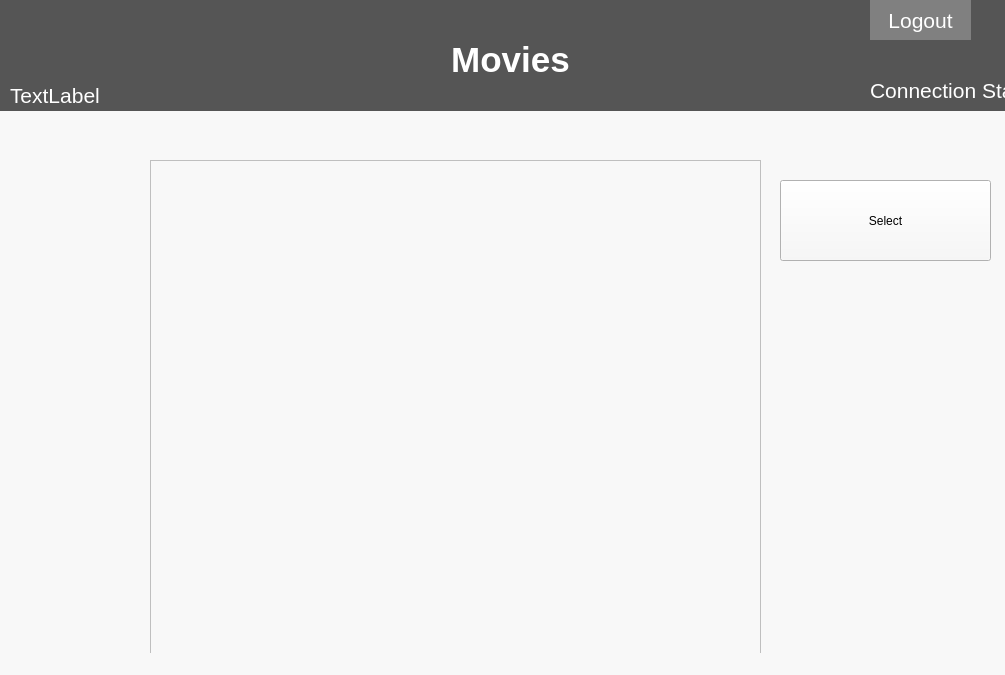
Before: the Qt Designer form QT/mainwindow.ui in LuciaCG/Bluebird, drawn with Qt 5.
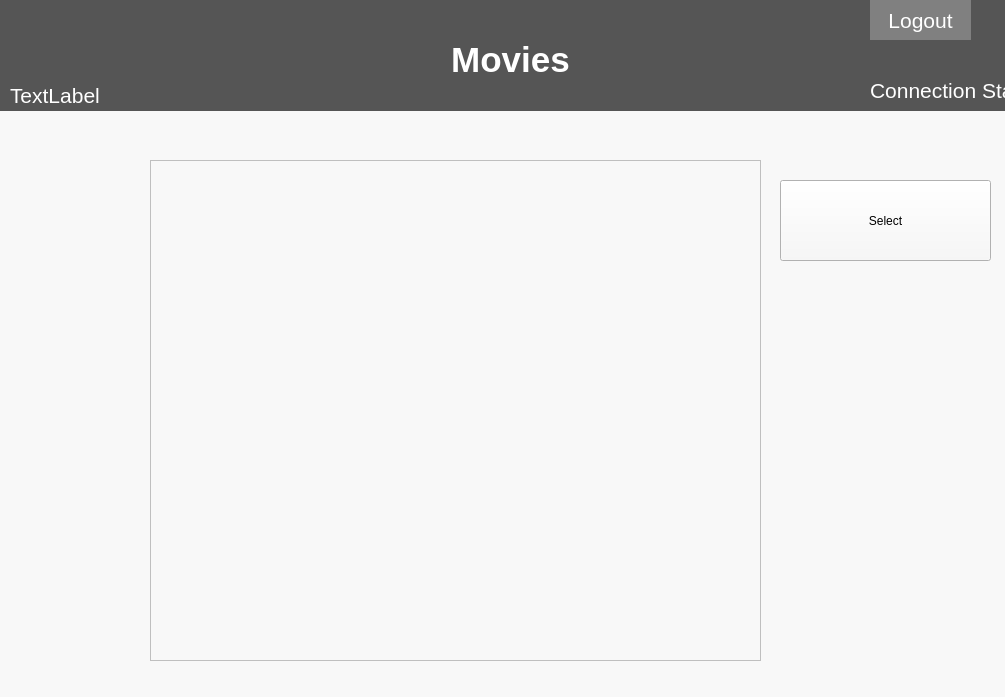
After: the same form once the commit is applied.

```diff
--- a/QT/mainwindow.ui
+++ b/QT/mainwindow.ui
@@ -7,7 +7,7 @@
     <x>0</x>
     <y>0</y>
     <width>1005</width>
-    <height>675</height>
+    <height>697</height>
    </rect>
   </property>
   <property name="focusPolicy">
```
